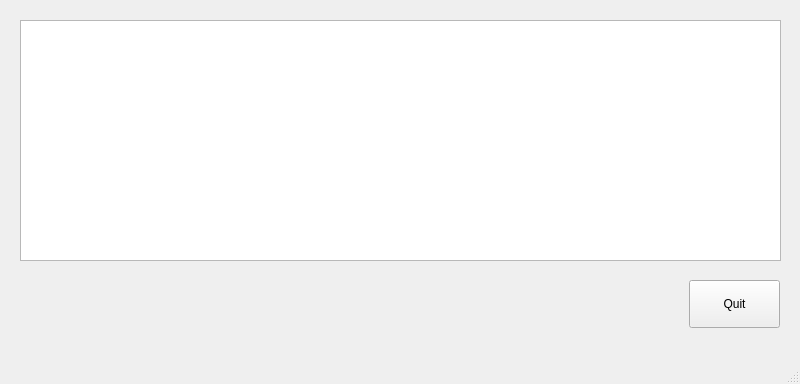
Above: guistructure/runningwindow.ui from mguid65/OpenSystemBench before the change. Below: the same form after it.
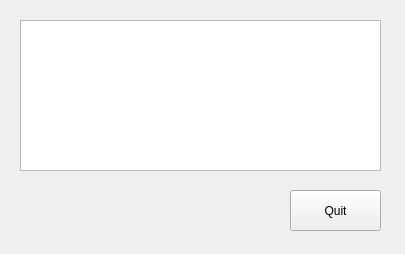
That is the form after the change. Custom widgets are drawn as their Qt base class.

Patch:
```diff
--- a/guistructure/runningwindow.ui
+++ b/guistructure/runningwindow.ui
@@ -6,20 +6,20 @@
    <rect>
     <x>0</x>
     <y>0</y>
-    <width>800</width>
-    <height>384</height>
+    <width>405</width>
+    <height>254</height>
    </rect>
   </property>
   <property name="minimumSize">
    <size>
-    <width>800</width>
-    <height>384</height>
+    <width>405</width>
+    <height>254</height>
    </size>
   </property>
   <property name="maximumSize">
    <size>
-    <width>800</width>
-    <height>384</height>
+    <width>405</width>
+    <height>254</height>
    </size>
   </property>
   <property name="windowTitle">
@@ -31,8 +31,8 @@
      <rect>
       <x>20</x>
       <y>20</y>
-      <width>761</width>
-      <height>241</height>
+      <width>361</width>
+      <height>151</height>
      </rect>
     </property>
     <property name="textInteractionFlags">
@@ -42,10 +42,10 @@
    <widget class="QPushButton" name="quit_button2">
     <property name="geometry">
      <rect>
-      <x>689</x>
-      <y>280</y>
+      <x>290</x>
+      <y>190</y>
       <width>91</width>
-      <height>48</height>
+      <height>41</height>
      </rect>
     </property>
     <property name="text">
@@ -53,7 +53,6 @@
     </property>
    </widget>
   </widget>
-  <widget class="QStatusBar" name="statusbar"/>
  </widget>
  <customwidgets>
   <customwidget>
```
